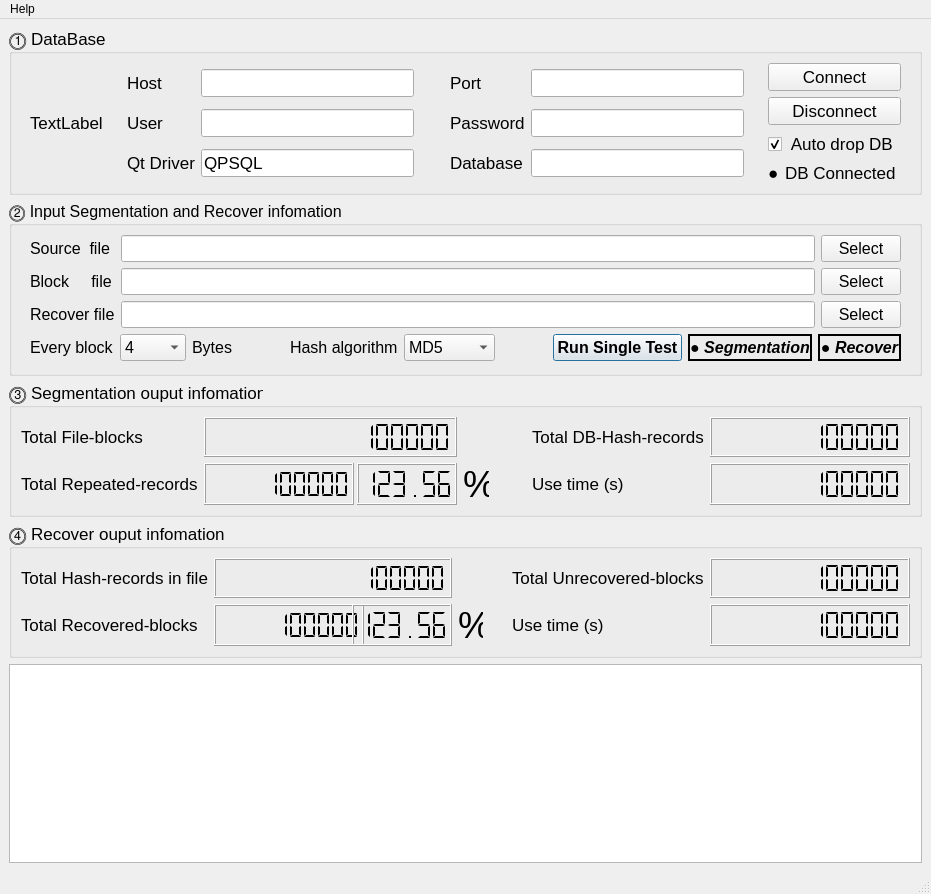
Before: the Qt Designer form mainwindow.ui in NekoSilverFox/BlockStorageTester, drawn with Qt 5.
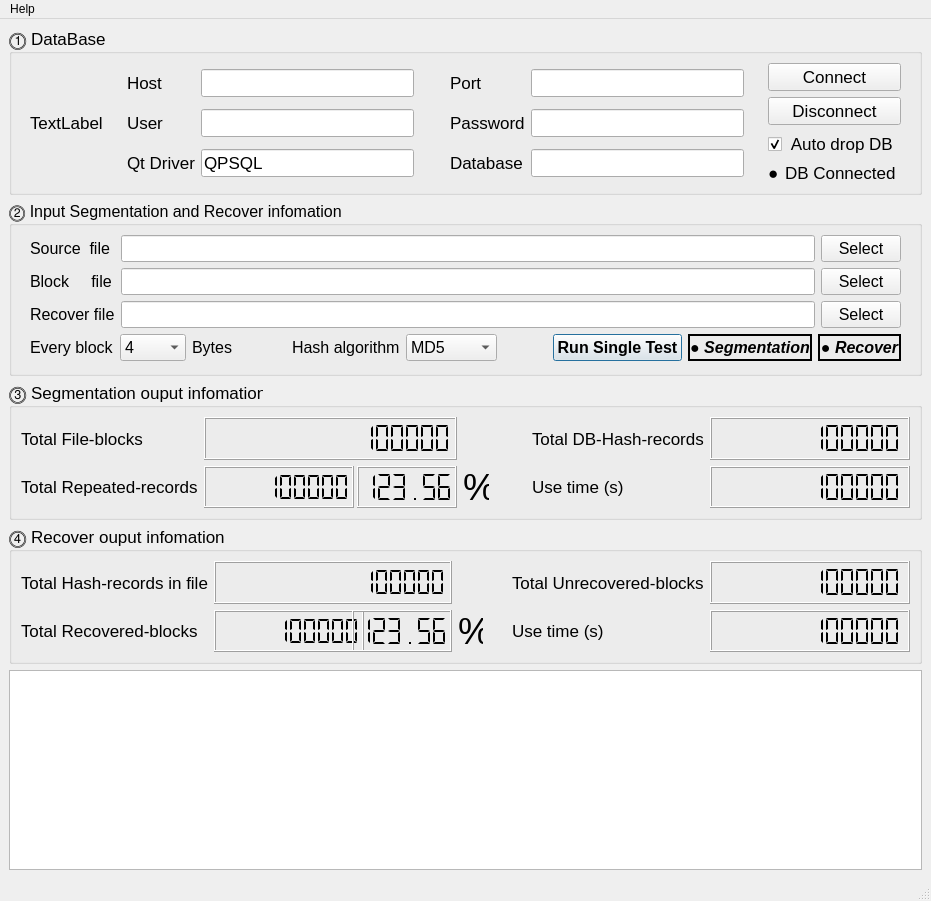
After: the same form once the commit is applied.

Commit message: 修改 日志样式

Patch:
```diff
--- a/mainwindow.ui
+++ b/mainwindow.ui
@@ -7,7 +7,7 @@
     <x>0</x>
     <y>0</y>
     <width>931</width>
-    <height>894</height>
+    <height>901</height>
    </rect>
   </property>
   <property name="minimumSize">
@@ -224,7 +224,7 @@
     <item>
      <widget class="QGroupBox" name="groupBox_2">
       <property name="sizePolicy">
-       <sizepolicy hsizetype="Fixed" vsizetype="Preferred">
+       <sizepolicy hsizetype="Preferred" vsizetype="Preferred">
         <horstretch>0</horstretch>
         <verstretch>0</verstretch>
        </sizepolicy>
@@ -232,6 +232,7 @@
       <property name="font">
        <font>
         <pointsize>12</pointsize>
+        <kerning>true</kerning>
        </font>
       </property>
       <property name="title">
@@ -387,11 +388,11 @@
              <enum>Qt::Orientation::Horizontal</enum>
             </property>
             <property name="sizeType">
-             <enum>QSizePolicy::Policy::Maximum</enum>
+             <enum>QSizePolicy::Policy::Minimum</enum>
             </property>
             <property name="sizeHint" stdset="0">
              <size>
-              <width>80</width>
+              <width>50</width>
               <height>20</height>
              </size>
             </property>
@@ -434,11 +435,11 @@
              <enum>Qt::Orientation::Horizontal</enum>
             </property>
             <property name="sizeType">
-             <enum>QSizePolicy::Policy::Maximum</enum>
+             <enum>QSizePolicy::Policy::Minimum</enum>
             </property>
             <property name="sizeHint" stdset="0">
              <size>
-              <width>80</width>
+              <width>50</width>
               <height>20</height>
              </size>
             </property>
```
Left out of the diff: 6 changed lines with no effect on the pictures. The commit also changes 2 other files.
